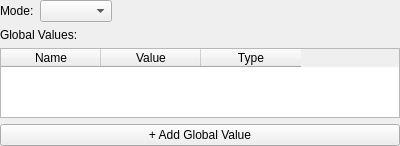
pcdshub/atef, file atef/ui/configuration_group_widget.ui: the form before one commit.
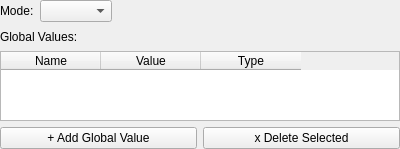
The form after the commit.

Commit message: ENH: the configuration group page behaves correctly now

Diff of the .ui file:
```diff
--- a/atef/ui/configuration_group_widget.ui
+++ b/atef/ui/configuration_group_widget.ui
@@ -7,7 +7,7 @@
     <x>0</x>
     <y>0</y>
     <width>400</width>
-    <height>146</height>
+    <height>149</height>
    </rect>
   </property>
   <property name="windowTitle">
@@ -83,6 +83,18 @@
        <height>70</height>
       </size>
      </property>
+     <property name="selectionBehavior">
+      <enum>QAbstractItemView::SelectRows</enum>
+     </property>
+     <property name="sortingEnabled">
+      <bool>true</bool>
+     </property>
+     <attribute name="horizontalHeaderDefaultSectionSize">
+      <number>100</number>
+     </attribute>
+     <attribute name="verticalHeaderVisible">
+      <bool>false</bool>
+     </attribute>
      <column>
       <property name="text">
        <string>Name</string>
@@ -101,11 +113,25 @@
     </widget>
    </item>
    <item>
+    <layout class="QHBoxLayout" name="horizontalLayout">
+     <property name="bottomMargin">
+      <number>0</number>
+     </property>
+     <item>
     <widget class="QPushButton" name="add_value_button">
      <property name="text">
       <string>+ Add Global Value</string>
      </property>
     </widget>
+     </item>
+     <item>
+      <widget class="QPushButton" name="del_value_button">
+       <property name="text">
+        <string>x Delete Selected</string>
+       </property>
+      </widget>
+     </item>
+    </layout>
    </item>
   </layout>
  </widget>
```
Lines whose indentation alone changed are shown as unchanged. The commit also changes 4 other files.
